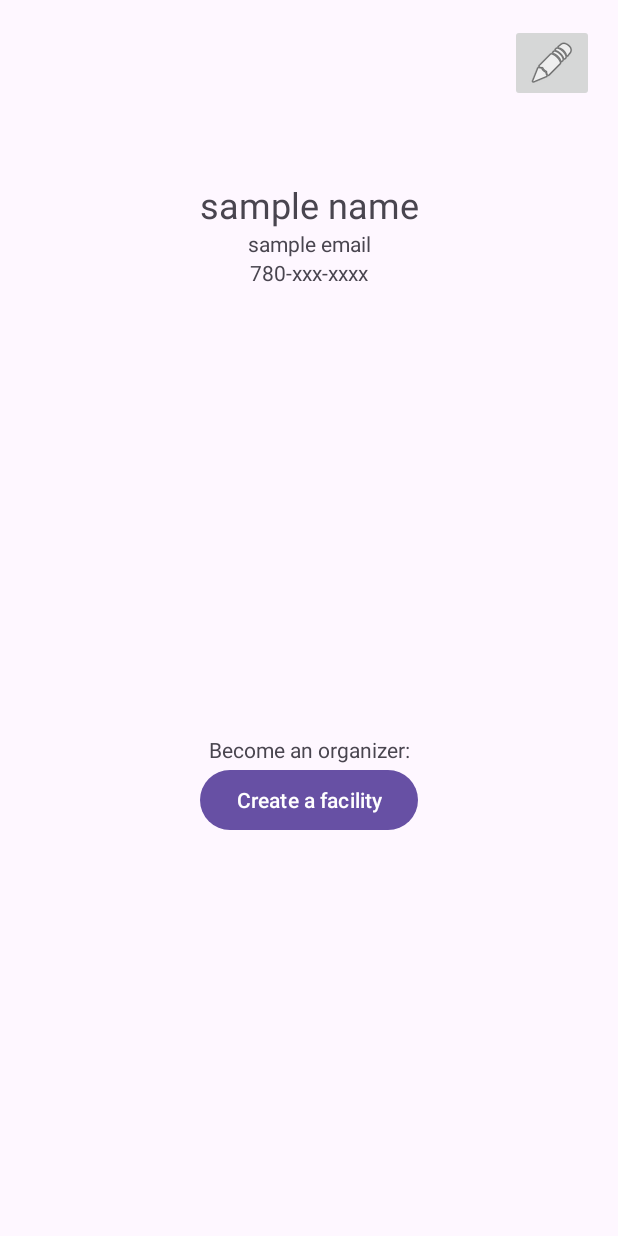
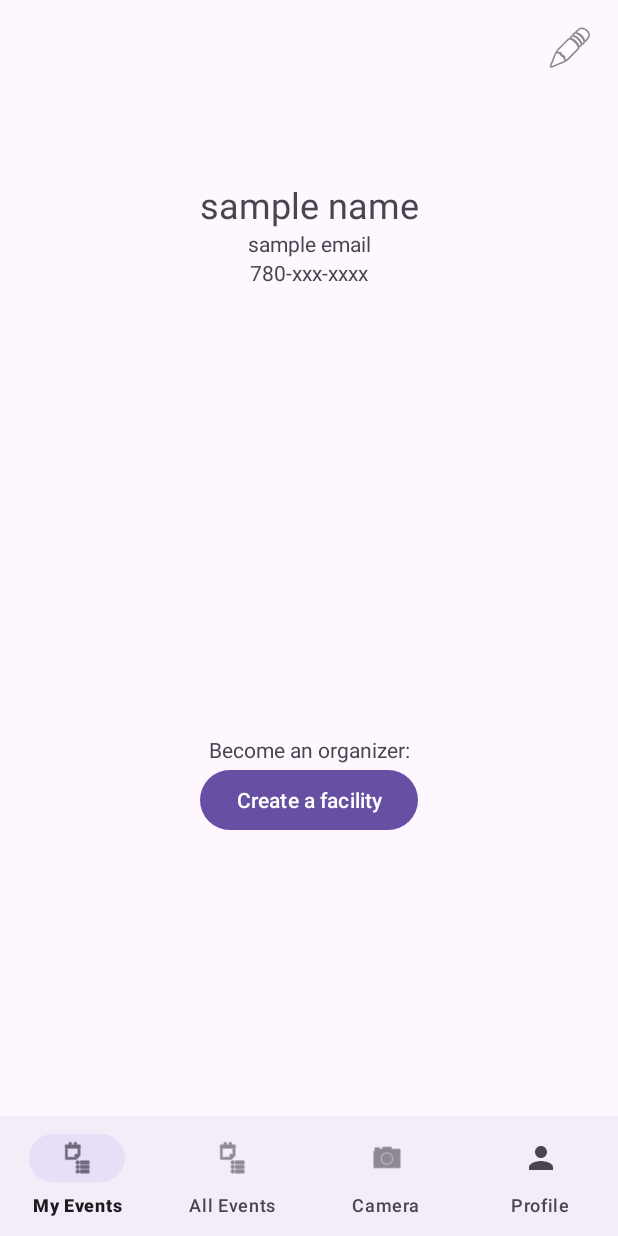
Before and after one commit to CMPUT301oblong/CMPUT301F24oblong, an Android app: the EntrantProfileScreenActivity screen opened directly, with no data from a screen before it, on a phone screen of 412 x 824 dp. Run offline under Robolectric (Android 15) with nearby library versions, the phone set to English and light mode, and no system bars; our stand-ins replace Firebase (no records; nobody signed in at launch, a user with empty details on screens opened directly); 1 statement that could not run was skipped.

Commit message:
Implemented Some Navigation Functionality. - Outsourced input Validation to new class: inputValidator - Fixed background colours for certain drawables - Edited Android Manifest to support navigating ot activity_entrant_profile_screen.xml

```diff
--- a/oblongApp/app/src/main/AndroidManifest.xml
+++ b/oblongApp/app/src/main/AndroidManifest.xml
@@ -49,7 +49,7 @@
             android:exported="false" />
         <activity
             android:name=".EntrantProfileScreenActivity"
-            android:exported="false" />
+            android:exported="true" />
         <activity
             android:name=".EntrantEventDescriptionActivity"
             android:exported="false" />
--- a/oblongApp/app/src/main/java/com/example/oblong/Database.java
+++ b/oblongApp/app/src/main/java/com/example/oblong/Database.java
@@ -63,10 +63,10 @@ public class Database {
         FirebaseInstallations.getInstance().getId().addOnCompleteListener(task -> {
             if (task.isSuccessful() && task.getResult() != null) {
                 String userId = task.getResult();
-                Log.d("RoleSelector", "User ID: " + userId);
+                Log.d("Database", "User ID: " + userId);
                 listener.onDataReceived(userId); // Pass the userId back to the listener
             } else {
-                Log.e("RoleSelector", "Failed to retrieve user ID");
+                Log.e("Database", "Failed to retrieve user ID");
                 listener.onDataReceived("0"); // return 0 on failure
             }
         });
--- a/oblongApp/app/src/main/java/com/example/oblong/EntrantProfileScreenActivity.java
+++ b/oblongApp/app/src/main/java/com/example/oblong/EntrantProfileScreenActivity.java
@@ -1,6 +1,11 @@
 package com.example.oblong;
 
+import android.content.Intent;
 import android.os.Bundle;
+import android.util.Log;
+import android.widget.ImageButton;
+import android.widget.ImageView;
+import android.widget.TextView;
 
 import androidx.activity.EdgeToEdge;
 import androidx.appcompat.app.AppCompatActivity;
@@ -20,5 +25,37 @@ public class EntrantProfileScreenActivity extends AppCompatActivity {
             v.setPadding(systemBars.left, systemBars.top, systemBars.right, systemBars.bottom);
             return insets;
         });
+
+        TextView name = findViewById(R.id.entrant_profile_name);
+        TextView email = findViewById(R.id.entrant_profile_email);
+        TextView phone = findViewById(R.id.entrant_profile_phone);
+        ImageView profilePic = findViewById(R.id.entrant_profile_picture);
+        ImageButton editProfileButton = findViewById(R.id.entrant_profile_edit_button);
+
+        // Pull and display all user Info here
+        Database db = new Database();
+        db.getCurrentUser(userId -> {
+            if (userId != null) {
+                db.getUser(userId, user -> {
+                    if (user != null) {
+                        // Process data
+                        profilePic.setImageResource(user.get("photo") == null ? R.drawable.image_placeholder : (int) user.get("photo"));
+                        name.setText((CharSequence) user.get("name"));
+                        email.setText((CharSequence) user.get("email"));
+                        phone.setText((CharSequence) (user.get("phone") == null ? "No Phone # Provided" : user.get("phone")));
+
+                        Log.d("user", "User Name: " + user.get("name")); // print user's name to console
+                    } else {
+                        Log.d("user", "User not found or an error occurred.");
+                    }
+                });
+            }
+        });
+
+        editProfileButton.setOnClickListener(v -> {
+            // Handle edit profile button click
+            Intent intent = new Intent(this, EntrantProfileEditActivity.class);
+            startActivity(intent);
+        });
     }
 }
--- a/oblongApp/app/src/main/res/layout/activity_entrant_profile_screen.xml
+++ b/oblongApp/app/src/main/res/layout/activity_entrant_profile_screen.xml
@@ -12,6 +12,7 @@
         android:layout_height="wrap_content"
         android:layout_marginTop="16dp"
         android:layout_marginEnd="16dp"
+        android:background="#00FFFFFF"
         app:layout_constraintEnd_toEndOf="parent"
         app:layout_constraintTop_toTopOf="parent"
         app:srcCompat="@android:drawable/ic_menu_edit" />
@@ -84,4 +85,25 @@
             android:text="Create a facility" />
     </LinearLayout>
 
+    <FrameLayout
+        android:id="@+id/frameLayout"
+        android:layout_width="0dp"
+        android:layout_height="0dp"
+        app:layout_constraintBottom_toTopOf="@+id/bottomNavigationView"
+        app:layout_constraintEnd_toEndOf="parent"
+        app:layout_constraintStart_toStartOf="parent"
+        app:layout_constraintTop_toTopOf="parent">
+
+    </FrameLayout>
+
+    <com.google.android.material.bottomnavigation.BottomNavigationView
+        android:id="@+id/bottomNavigationView"
+        android:layout_width="match_parent"
+        android:layout_height="wrap_content"
+        app:labelVisibilityMode="labeled"
+        app:layout_constraintBottom_toBottomOf="parent"
+        app:layout_constraintEnd_toEndOf="parent"
+        app:layout_constraintStart_toStartOf="parent"
+        app:menu="@menu/entrant_buttom_nav_menu" />
+
 </androidx.constraintlayout.widget.ConstraintLayout>
--- /dev/null
+++ b/oblongApp/app/src/main/res/menu/entrant_buttom_nav_menu.xml
@@ -0,0 +1,15 @@
+<?xml version="1.0" encoding="utf-8"?>
+<menu xmlns:android="http://schemas.android.com/apk/res/android">
+    <item android:title="My Events"
+        android:icon="@android:drawable/ic_menu_agenda"
+        android:id="@+id/myEvents"/>
+    <item android:title="All Events"
+        android:icon="@android:drawable/ic_menu_agenda"
+        android:id="@+id/allEvents"/>
+    <item android:title="Camera"
+        android:icon="@android:drawable/ic_menu_camera"
+        android:id="@+id/camera"/>
+    <item android:title="Profile"
+        android:icon="@drawable/baseline_person_24"
+        android:id="@+id/profile"/>
+</menu>
```
Also changed, not shown: oblongApp/app/src/main/java/com/example/oblong/AddNewUserFragment.java (+2 -29 lines), oblongApp/app/src/main/java/com/example/oblong/RoleSelector.java (+6 -14 lines), oblongApp/app/src/main/java/com/example/oblong/inputValidator.java (added, +42 -0 lines).
